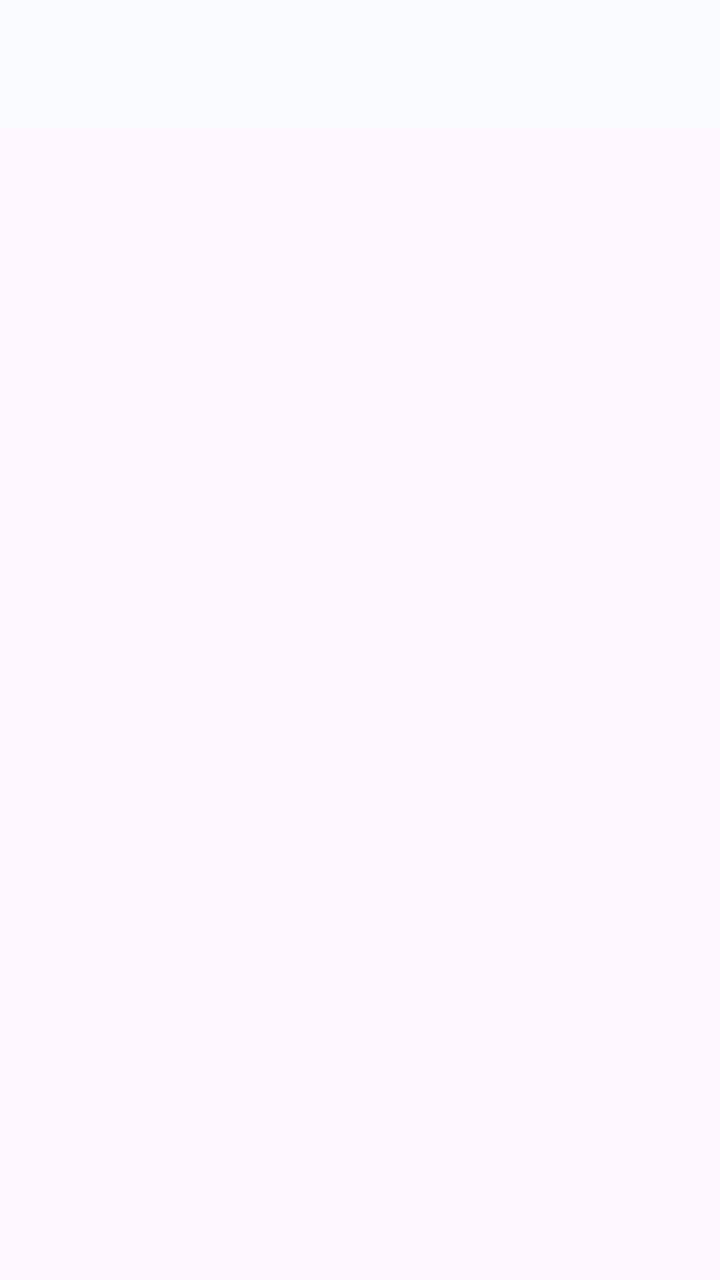
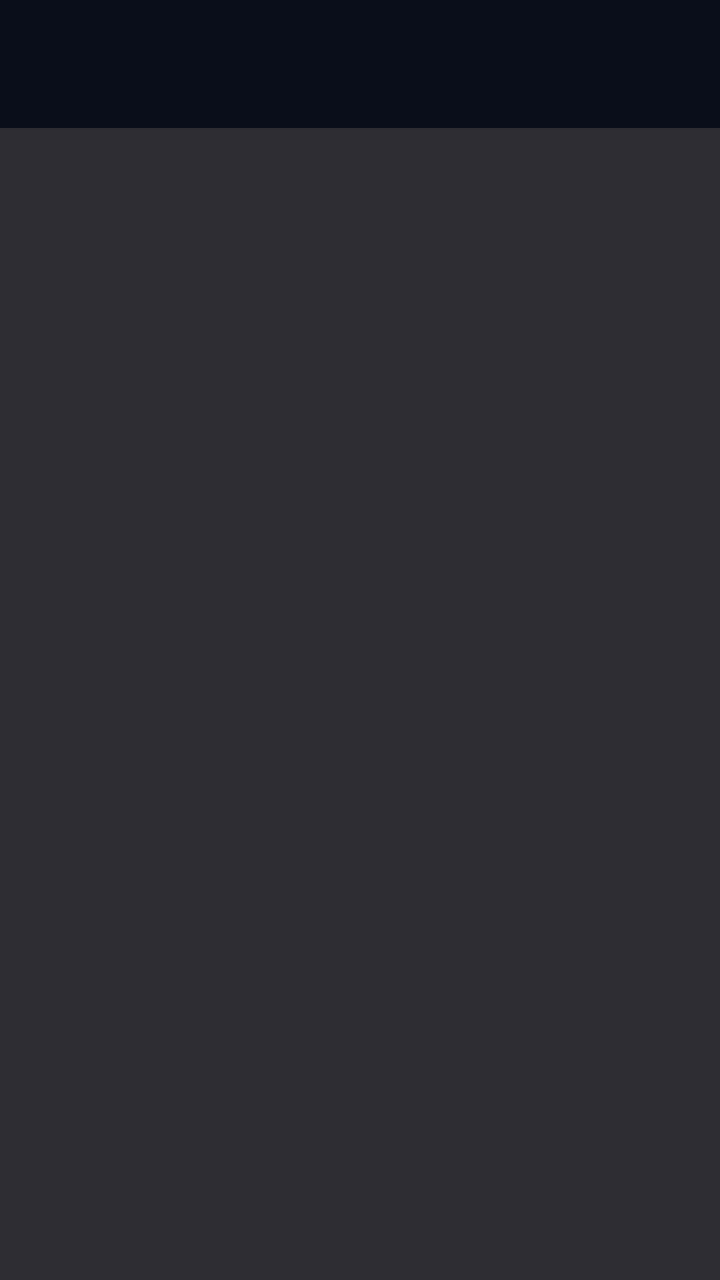

Screens rendered from an Android XML layout before and after an edit, with the pre-edit source and the edit as a unified diff.
<!-- AndroidManifest.xml: application theme Theme.CryptoTracker -->
<!-- res/layout/activity_watchlist_detail.xml -->
<?xml version="1.0" encoding="utf-8"?>
<LinearLayout
    xmlns:android="http://schemas.android.com/apk/res/android"
    android:layout_width="match_parent"
    android:layout_height="match_parent"
    android:orientation="vertical">
    <com.google.android.material.appbar.AppBarLayout
        android:layout_width="match_parent"
        android:layout_height="wrap_content">
        <com.google.android.material.appbar.MaterialToolbar
            android:id="@+id/toolbar"
            android:layout_width="match_parent"
            android:layout_height="?attr/actionBarSize"/>
    </com.google.android.material.appbar.AppBarLayout>

    <TextView
        android:id="@+id/emptyText"
        android:layout_width="wrap_content"
        android:layout_height="wrap_content"
        android:layout_gravity="center"
        android:layout_marginTop="32dp"
        android:text="No coins in this watchlist yet"
        android:textColor="@android:color/darker_gray"
        android:visibility="gone"/>

    <androidx.recyclerview.widget.RecyclerView
        android:id="@+id/recyclerView"
        android:layout_width="match_parent"
        android:layout_height="match_parent"
        android:padding="40dp"/>

</LinearLayout>
<!-- resources referenced by this layout -->
<resources>
  <style name="Theme.CryptoTracker" parent="Theme.Material3.Light.NoActionBar">
    <item name="colorPrimary">@color/md_theme_primary</item>
    <item name="colorOnPrimary">@color/md_theme_onPrimary</item>
    <item name="colorPrimaryContainer">@color/md_theme_primaryContainer</item>
    <item name="colorOnPrimaryContainer">@color/md_theme_onPrimaryContainer</item>
    <item name="colorSecondary">@color/md_theme_secondary</item>
    <item name="colorOnSecondary">@color/md_theme_onSecondary</item>
    <item name="colorSurface">@color/md_theme_surface</item>
    <item name="colorOnSurface">@color/md_theme_onSurface</item>
    <item name="colorError">@color/md_theme_error</item>
   </style>
  <color name="md_theme_primary">#1B6EF3</color>
  <color name="md_theme_onPrimary">#FFFFFF</color>
  <color name="md_theme_primaryContainer">#D8E2FF</color>
  <color name="md_theme_onPrimaryContainer">#001A41</color>
  <color name="md_theme_secondary">#575E71</color>
  <color name="md_theme_onSecondary">#FFFFFF</color>
  <color name="md_theme_surface">#FAFBFF</color>
  <color name="md_theme_onSurface">#1A1B1F</color>
  <color name="md_theme_error">#BA1A1A</color>
</resources>

<!-- the commit's change to res/layout/activity_watchlist_detail.xml (unified diff, before → after) -->
@@ -3,14 +3,16 @@
     xmlns:android="http://schemas.android.com/apk/res/android"
     android:layout_width="match_parent"
     android:layout_height="match_parent"
-    android:orientation="vertical">
+    android:orientation="vertical"
+    android:background="@color/surface_dark">
     <com.google.android.material.appbar.AppBarLayout
         android:layout_width="match_parent"
         android:layout_height="wrap_content">
         <com.google.android.material.appbar.MaterialToolbar
             android:id="@+id/toolbar"
             android:layout_width="match_parent"
-            android:layout_height="?attr/actionBarSize"/>
+            android:layout_height="?attr/actionBarSize"
+            android:background="@color/toolbar_dark"/>
     </com.google.android.material.appbar.AppBarLayout>
 
     <TextView
<!-- resource entries referenced after the edit -->
@@ -1,5 +1,7 @@
 <!-- resources referenced by this layout -->
 <resources>
+  <color name="surface_dark">#2D2D33</color>
+  <color name="toolbar_dark">#0A0E1A</color>
   <style name="Theme.CryptoTracker" parent="Theme.Material3.Light.NoActionBar">
     <item name="colorPrimary">@color/md_theme_primary</item>
     <item name="colorOnPrimary">@color/md_theme_onPrimary</item>
